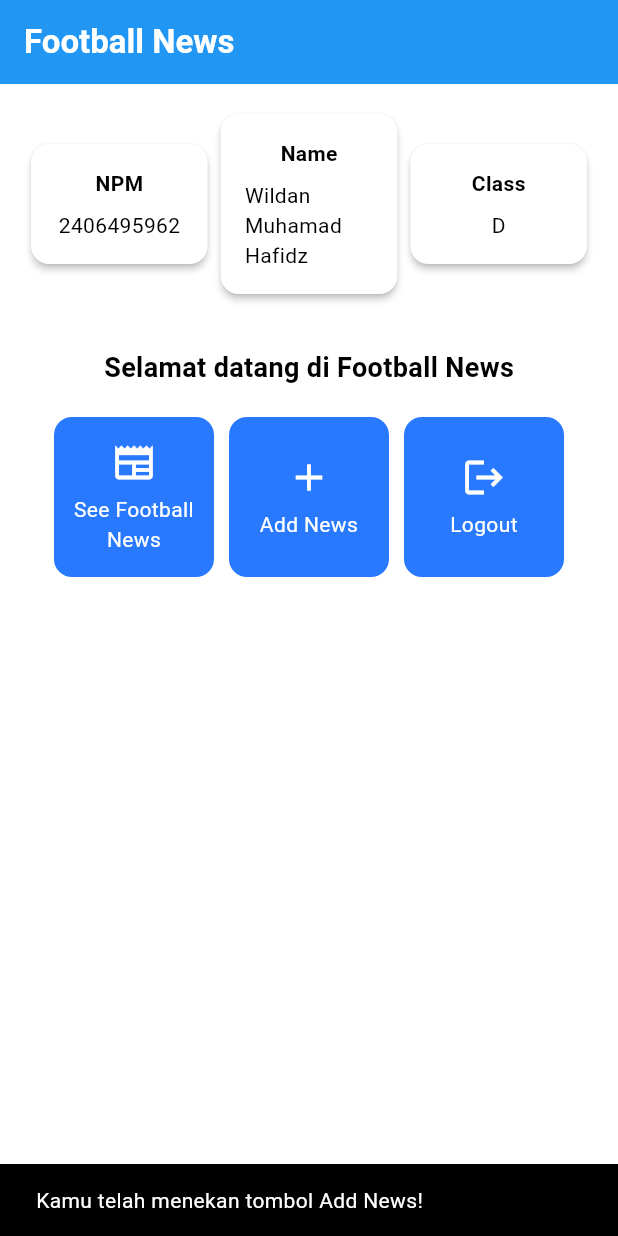
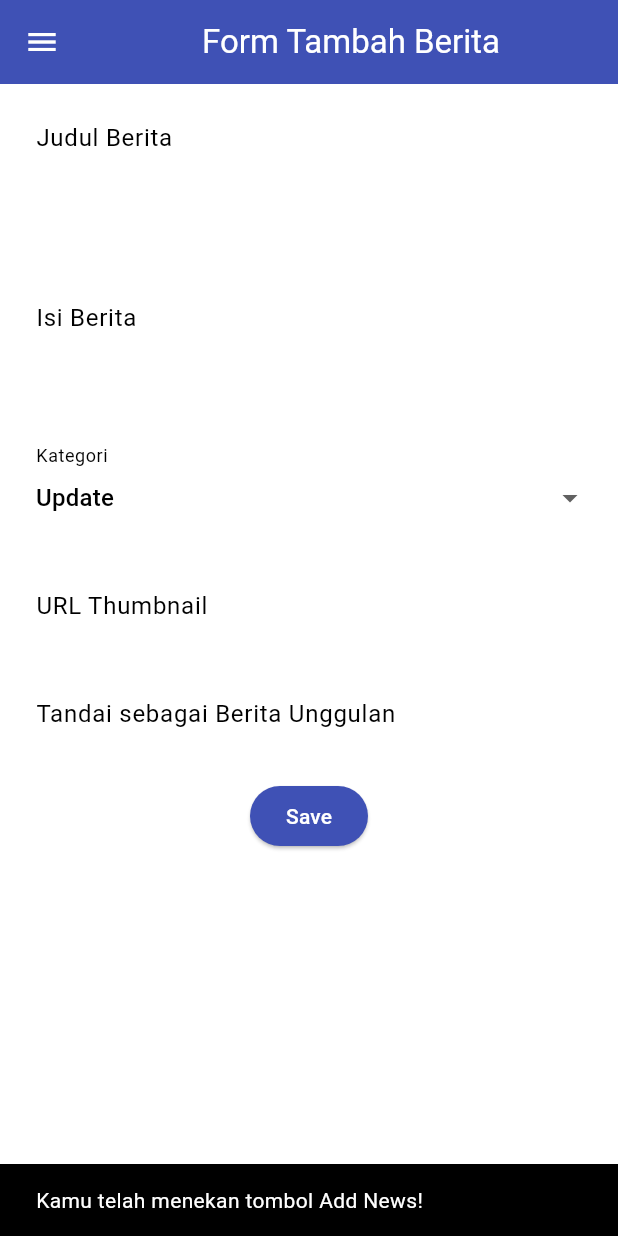
Before and after one commit to Wildann133/football-news_mobile, a Flutter app: the screen it shows after launch, after a tap on "Add News", on a phone screen of 412 x 824 dp. Run offline on Flutter 3.47's test engine with Material 3 defaults, Android fonts, the phone set to English and light mode, and no system bars.

Commit message:
Tutorial 7

```diff
--- a/lib/menu.dart
+++ b/lib/menu.dart
@@ -1,4 +1,6 @@
 import 'package:flutter/material.dart';
+import 'package:football_news/widgets/left_drawer.dart';
+import 'package:football_news/newslist_form.dart';
 
 class MyHomePage extends StatelessWidget {
  MyHomePage({super.key});
@@ -23,6 +25,7 @@ class MyHomePage extends StatelessWidget {
         // Warna latar belakang AppBar diambil dari skema warna tema aplikasi.
         backgroundColor: Theme.of(context).colorScheme.primary,
       ),
+      drawer: LeftDrawer(),
       // Body halaman dengan padding di sekelilingnya.
       body: Padding(
         padding: const EdgeInsets.all(16.0),
@@ -150,15 +153,25 @@ class ItemCard extends StatelessWidget {
       borderRadius: BorderRadius.circular(12),
 
       child: InkWell(
-        // Aksi ketika kartu ditekan.
+        // Area responsif terhadap sentuhan
         onTap: () {
-          // Menampilkan pesan SnackBar saat kartu ditekan.
+          // Memunculkan SnackBar ketika diklik
           ScaffoldMessenger.of(context)
             ..hideCurrentSnackBar()
-            ..showSnackBar(
-              SnackBar(content: Text("Kamu telah menekan tombol ${item.name}!"))
+            ..showSnackBar(SnackBar(
+                content: Text("Kamu telah menekan tombol ${item.name}!")));
+          // Navigate ke route yang sesuai (tergantung jenis tombol)
+          if (item.name == "Add News") {
+            // TODO: Gunakan Navigator.push untuk melakukan navigasi ke MaterialPageRoute yang mencakup NewsFormPage.
+            Navigator.push(
+              context,
+              MaterialPageRoute(
+                builder: (context) => NewsFormPage(),
+              ),
             );
+          }
         },
+
         // Container untuk menyimpan Icon dan Text
         child: Container(
           padding: const EdgeInsets.all(8),
--- /dev/null
+++ b/lib/newslist_form.dart
@@ -0,0 +1,217 @@
+import 'package:flutter/material.dart';
+import 'package:football_news/menu.dart';
+import 'package:football_news/widgets/left_drawer.dart';
+
+class NewsFormPage extends StatefulWidget {
+    const NewsFormPage({super.key});
+
+    @override
+    State<NewsFormPage> createState() => _NewsFormPageState();
+}
+
+class _NewsFormPageState extends State<NewsFormPage> {
+    final _formKey = GlobalKey<FormState>();
+    String _title = "";
+    String _content = "";
+    String _category = "update"; // default
+    String _thumbnail = "";
+    bool _isFeatured = false; // default
+
+    final List<String> _categories = [
+      'transfer',
+      'update',
+      'exclusive',
+      'match',
+      'rumor',
+      'analysis',
+    ];
+
+    @override
+    Widget build(BuildContext context) {
+        return Scaffold(
+          appBar: AppBar(
+            title: const Center(
+              child: Text(
+                'Form Tambah Berita',
+              ),
+            ),
+            backgroundColor: Colors.indigo,
+            foregroundColor: Colors.white,
+          ),
+          drawer: LeftDrawer(),
+          body: Form(
+            key: _formKey,
+            child: SingleChildScrollView(
+                child: Column(
+                    crossAxisAlignment: CrossAxisAlignment.start,
+                    children:[
+                    // === Title ===
+                    Padding(
+                      padding: const EdgeInsets.all(8.0),
+                      child: TextFormField(
+                        decoration: InputDecoration(
+                          hintText: "Judul Berita",
+                          labelText: "Judul Berita",
+                          border: OutlineInputBorder(
+                            borderRadius: BorderRadius.circular(5.0),
+                          ),
+                        ),
+                        onChanged: (String? value) {
+                          setState(() {
+                            _title = value!;
+                          });
+                        },
+                        validator: (String? value) {
+                          if (value == null || value.isEmpty) {
+                            return "Judul tidak boleh kosong!";
+                          }
+                          return null;
+                        },
+                      ),
+                    ),
+                    // === Content ===
+                    Padding(
+                      padding: const EdgeInsets.all(8.0),
+                      child: TextFormField(
+                        maxLines: 5,
+                        decoration: InputDecoration(
+                          hintText: "Isi Berita",
+                          labelText: "Isi Berita",
+                          border: OutlineInputBorder(
+                            borderRadius: BorderRadius.circular(5.0),
+                          ),
+                        ),
+                        onChanged: (String? value) {
+                          setState(() {
+                            _content = value!;
+                          });
+                        },
+                        validator: (String? value) {
+                          if (value == null || value.isEmpty) {
+                            return "Isi berita tidak boleh kosong!";
+                          }
+                          return null;
+                        },
+                      ),
+                    ),
+
+                    // === Category ===
+                    Padding(
+                      padding: const EdgeInsets.all(8.0),
+                      child: DropdownButtonFormField<String>(
+                        decoration: InputDecoration(
+                          labelText: "Kategori",
+                          border: OutlineInputBorder(
+                            borderRadius: BorderRadius.circular(5.0),
+                          ),
+                        ),
+                        value: _category,
+                        items: _categories
+                            .map((cat) => DropdownMenuItem(
+                                  value: cat,
+                                  child: Text(
+                                      cat[0].toUpperCase() + cat.substring(1)),
+                                ))
+                            .toList(),
+                        onChanged: (String? newValue) {
+                          setState(() {
+                            _category = newValue!;
+                          });
+                        },
+                      ),
+                    ),
+
+                    // === Thumbnail URL ===
+                    Padding(
+                      padding: const EdgeInsets.all(8.0),
+                      child: TextFormField(
+                        decoration: InputDecoration(
+                          hintText: "URL Thumbnail (opsional)",
+                          labelText: "URL Thumbnail",
+                          border: OutlineInputBorder(
+                            borderRadius: BorderRadius.circular(5.0),
+                          ),
+                        ),
+                        onChanged: (String? value) {
+                          setState(() {
+                            _thumbnail = value!;
+                          });
+                        },
+                      ),
+                    ),
+
+                    // === Is Featured ===
+                    Padding(
+                      padding: const EdgeInsets.all(8.0),
+                      child: SwitchListTile(
+                        title: const Text("Tandai sebagai Berita Unggulan"),
+                        value: _isFeatured,
+                        onChanged: (bool value) {
+                          setState(() {
+                            _isFeatured = value;
+                          });
+                        },
+                      ),
+                    ),
+
+                    // === Tombol Simpan ===
+                    Align(
+                      alignment: Alignment.bottomCenter,
+                      child: Padding(
+                        padding: const EdgeInsets.all(8.0),
+                        child: ElevatedButton(
+                                  style: ButtonStyle(
+                                    backgroundColor:
+                                        MaterialStateProperty.all(Colors.indigo),
+                                  ),
+                                  onPressed: () {
+                                    if (_formKey.currentState!.validate()) {
+                                      showDialog(
+                                        context: context,
+                                        builder: (context) {
+                                          return AlertDialog(
+                                            title: const Text('Produk berhasil tersimpan'),
+                                            content: SingleChildScrollView(
+                                              child: Column(
+                                                crossAxisAlignment:
+                                                    CrossAxisAlignment.start,
+                                                children: [
+                                                  Text('Judul: $_title'),
+                                                  Text('Isi: $_content'),
+                                                  Text('Kategori: $_category'),
+                                                  Text('Thumbnail: $_thumbnail'),
+                                                  Text(
+                                                      'Unggulan: ${_isFeatured ? "Ya" : "Tidak"}')
+                                                ],
+                                              ),
+                                            ),
+                                            actions: [
+                                              TextButton(
+                                                child: const Text('OK'),
+                                                onPressed: () {
+                                                  Navigator.pop(context);
+                                                },
+                                              ),
+                                            ],
+                                          );
+                                        },
+                                      );
+                                    _formKey.currentState!.reset();
+                                    }
+                                  },
+                                  child: const Text(
+                                    "Save",
+                                    style: TextStyle(color: Colors.white),
+                                  ),
+                                ),
+                      ),
+                    ),
+                  ],
+
+                ),
+          ),
+          )
+        );
+
+    }
+}
--- /dev/null
+++ b/lib/widgets/left_drawer.dart
@@ -0,0 +1,77 @@
+import 'package:flutter/material.dart';
+import 'package:flutter/material.dart';
+import 'package:football_news/menu.dart';
+import 'package:football_news/newslist_form.dart';
+
+
+class LeftDrawer extends StatelessWidget {
+  const LeftDrawer({super.key});
+
+  @override
+  Widget build(BuildContext context) {
+    return Drawer(
+      child: ListView(
+        children: [
+          const DrawerHeader(
+              decoration: BoxDecoration(
+                color: Colors.blue,
+              ),
+              child: Column(
+                children: [
+                  Text(
+                    'Football News',
+                    textAlign: TextAlign.center,
+                    style: TextStyle(
+                      fontSize: 30,
+                      fontWeight: FontWeight.bold,
+                      color: Colors.white,
+                    ),
+                  ),
+                  Padding(padding: EdgeInsets.all(10)),
+                  Text("Seluruh berita sepak bola terkini di sini!",
+                      // TODO: Tambahkan gaya teks dengan center alignment, font ukuran 15, warna putih, dan weight biasa
+                      textAlign: TextAlign.center,
+                      style: TextStyle(
+                      fontSize: 15,
+                      fontWeight: FontWeight.w400,
+                      color: Colors.white,
+                      ),
+                      ),
+                ],
+              ),
+
+          ),
+            ListTile(
+              leading: const Icon(Icons.home_outlined),
+              title: const Text('Home'),
+              // Bagian redirection ke MyHomePage
+              onTap: () {
+                Navigator.pushReplacement(
+                    context,
+                    MaterialPageRoute(
+                      builder: (context) => MyHomePage(),
+                    ));
+              },
+            ),
+            ListTile(
+              leading: const Icon(Icons.post_add),
+              title: const Text('Add News'),
+              // Bagian redirection ke NewsFormPage
+              onTap: () {
+                /*
+                TODO: Buatlah routing ke NewsFormPage di sini,
+                setelah halaman NewsFormPage sudah dibuat.
+                */
+                Navigator.pushReplacement(
+                    context,
+                    MaterialPageRoute(
+                      builder: (context) => NewsFormPage(),
+                    ));
+              },
+            ),
+            // TODO: Buat ListTile baru untuk ke halaman melihat news
+        ],
+      ),
+    );
+  }
+}
```
Also changed, not shown: form_sample/analysis_options.yaml (added, +28 -0 lines), form_sample/lib/main.dart (added, +64 -0 lines), form_sample/pubspec.yaml (added, +89 -0 lines), form_sample/pubspec.lock (added), 124 other files.
